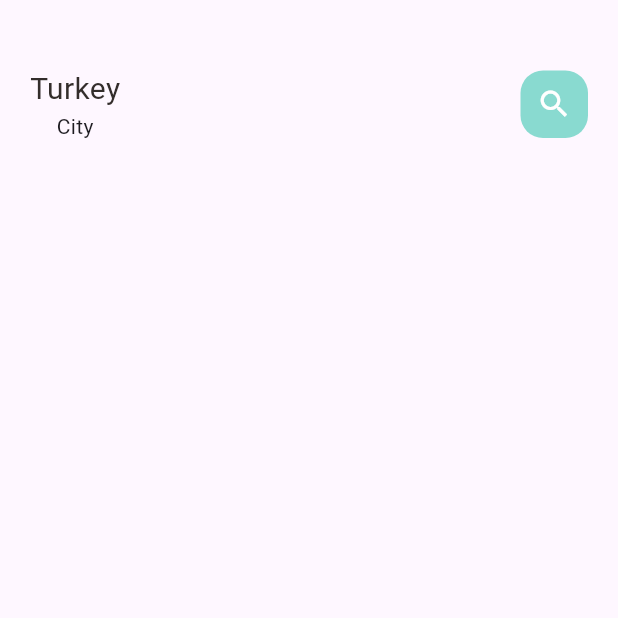
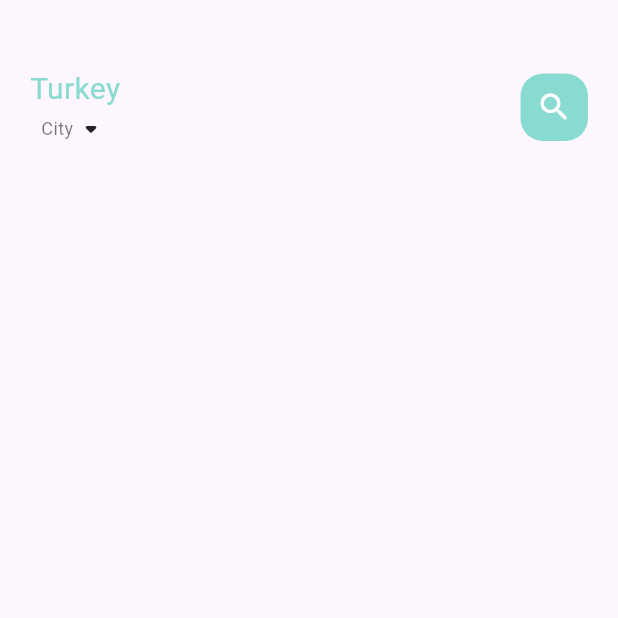
Before and after one commit to onurmelikoglu/EcommerceApp, a Flutter app: the screen it shows after launch, on a phone screen of 412 x 824 dp, the top half of it. Run offline on Flutter 3.47's test engine with Material 2 defaults, Android fonts, the phone set to English and light mode, and no system bars.

Commit message:
text widgets added

```diff
--- a/lib/home/main_food_page.dart
+++ b/lib/home/main_food_page.dart
@@ -1,5 +1,6 @@
 import 'package:ecommerceapp/utils/colors.dart';
 import 'package:ecommerceapp/widgets/big_text.dart';
+import 'package:ecommerceapp/widgets/small_text.dart';
 import 'package:flutter/material.dart';
 
 class MainFoodPage extends StatefulWidget {
@@ -24,8 +25,13 @@ class _MainFoodPageState extends State<MainFoodPage> {
               children: [
                 Column(
                   children: [
-                    BigText(text: "Turkey"),
-                    Text("City")
+                    BigText(text: "Turkey", color: AppColors.mainColor),
+                    Row(
+                      children: [
+                        SmallText(text: "City", color: Colors.black54),
+                        Icon(Icons.arrow_drop_down_rounded)
+                      ],
+                    )
                   ],
                 ),
                 Center(
--- /dev/null
+++ b/lib/widgets/small_text.dart
@@ -0,0 +1,29 @@
+import 'package:flutter/cupertino.dart';
+
+class SmallText extends StatelessWidget {
+  Color? color;
+  final String text;
+  double size;
+  double height;
+  SmallText({
+    Key? key,
+    this.color = const Color(0xFFccc7c5),
+    this.size = 12,
+    required this.text,
+    this.height = 1.2
+  }) : super(key: key);
+
+  @override
+  Widget build(BuildContext context) {
+    return Text(
+      text,
+      maxLines: 1,
+      style: TextStyle(
+        color: color,
+        fontSize: size,
+        height: height,
+        fontFamily: "Roboto"
+      )
+    );
+  }
+}
```
Also changed, not shown: lib/home/food_page_body.dart (added).
